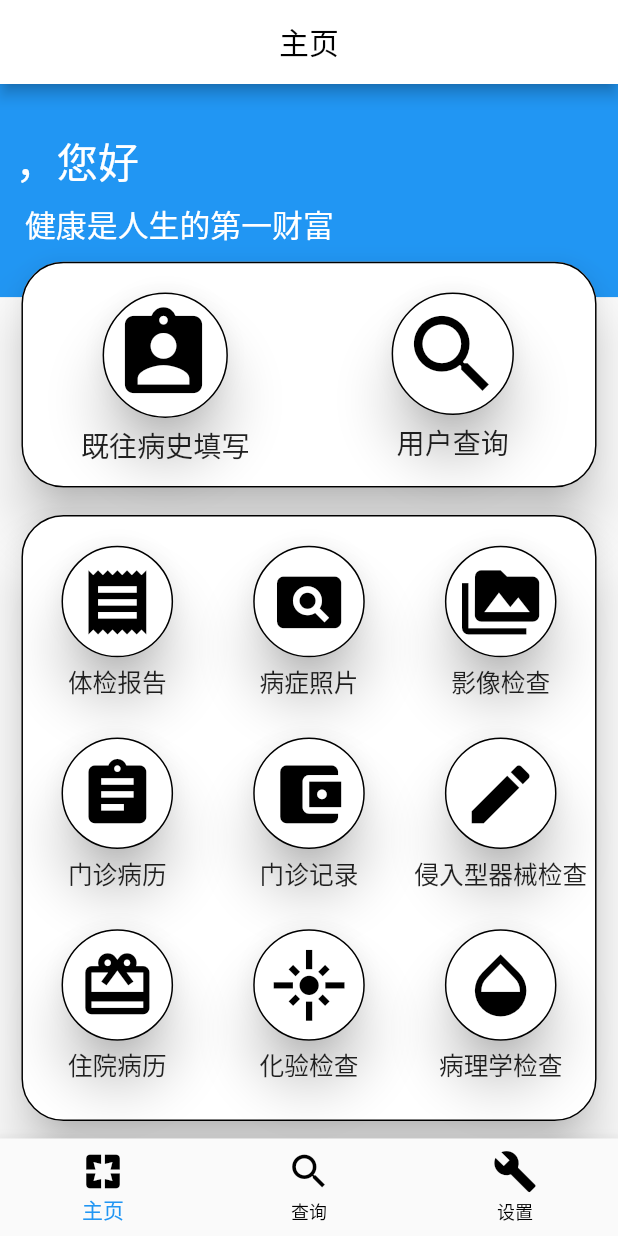
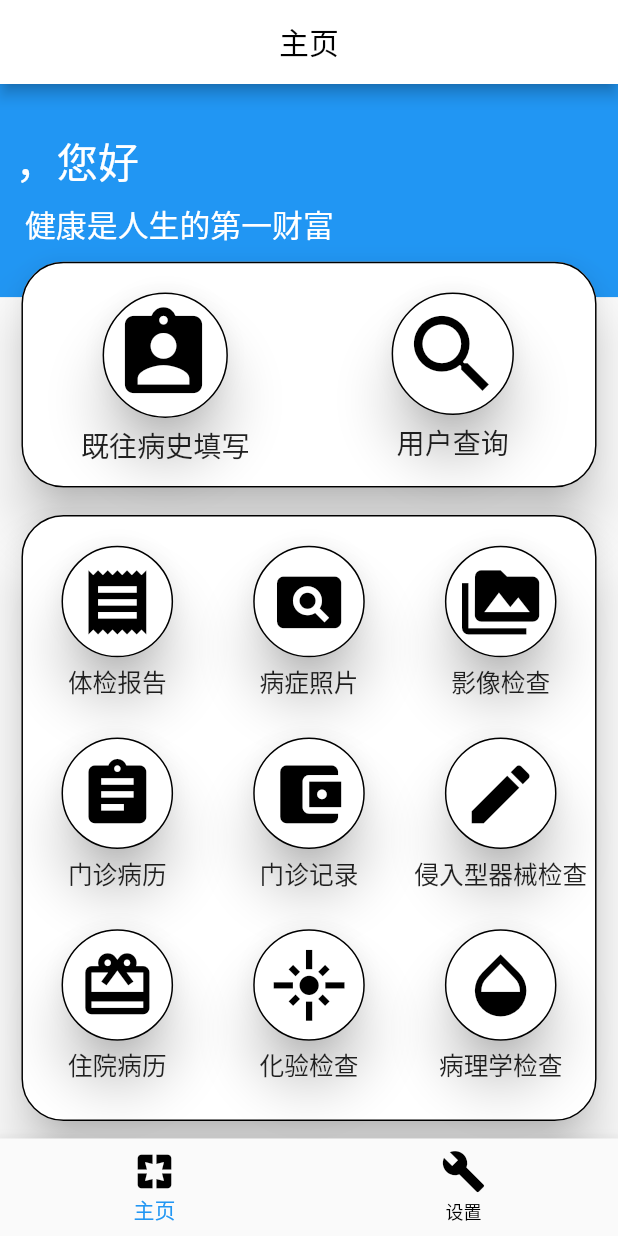
Before and after one commit to Dodoushu/ASECloudRecord, a Flutter app: the BottomNavigationWidget screen opened directly, on a phone screen of 412 x 824 dp. Run offline on Flutter 3.47's test engine with Material 2 defaults, Android fonts, the phone set to English and light mode, and no system bars; our stand-ins replace dio, file_picker, image_picker, photo_view, shared_preferences; missing offline and left inert: dart:ffi; accounts and stored records are empty.

Commit message:
BUG修复

```diff
--- a/lib/patient/BottomNavigationBar.dart
+++ b/lib/patient/BottomNavigationBar.dart
@@ -17,7 +17,8 @@ class BottomNavigationWidget extends StatefulWidget {
 
 class BottomNavigationWidgetState extends State<BottomNavigationWidget> {
   int currentIndex = 0;
-  List listTabs = [MainPage(), SearchPage(), Setting()];
+//  List listTabs = [MainPage(), SearchPage(), Setting()];
+  List listTabs = [MainPage(), Setting()];
 
   Widget build(BuildContext context) {
     return Scaffold(
@@ -40,15 +41,15 @@ class BottomNavigationWidgetState extends State<BottomNavigationWidget> {
                   fontSize: 18,
                 ),
               )),
-          BottomNavigationBarItem(
-              icon: Icon(
-                Icons.search,
-                color: Colors.black,
-              ),
-              title: Text(
-                '查询',
-                style: TextStyle(fontSize: 18),
-              )),
+//          BottomNavigationBarItem(
+//              icon: Icon(
+//                Icons.search,
+//                color: Colors.black,
+//              ),
+//              title: Text(
+//                '查询',
+//                style: TextStyle(fontSize: 18),
+//              )),
           BottomNavigationBarItem(
               icon: Icon(Icons.build, color: Colors.black),
               title: Text(
--- a/lib/splashPage.dart
+++ b/lib/splashPage.dart
@@ -161,12 +161,11 @@ class _SplashPage extends State<SplashPage> {
               //token合法
               if (result['status_code'] == 0) {
                 if (result['user_type'] == 0) {
+                  isStartHomePage = false;
                   SharedPreferenceUtil.setString('name', result['name']).then((value) {
                     isStartHomePage = true;
                   });
-                  if(isStartHomePage == true){
-                    Navigator.pushAndRemoveUntil(context, MaterialPageRoute(builder: (context) => BottomNavigationWidget()), (route) => false);
-                  }
+                  Navigator.pushAndRemoveUntil(context, MaterialPageRoute(builder: (context) => BottomNavigationWidget()), (route) => false);
                 } else if (result['user_type'] == 3) {
                   isStartHomePage = true;
                   SharedPreferenceUtil.setString('name', result['name'])
```
Also changed, not shown: lib/patient/User_Search.dart (line endings or trailing spaces).
